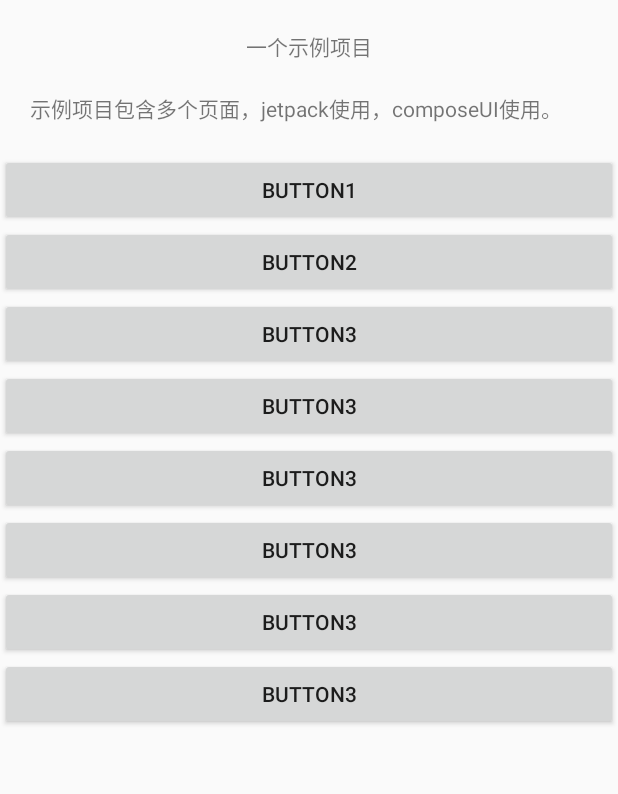
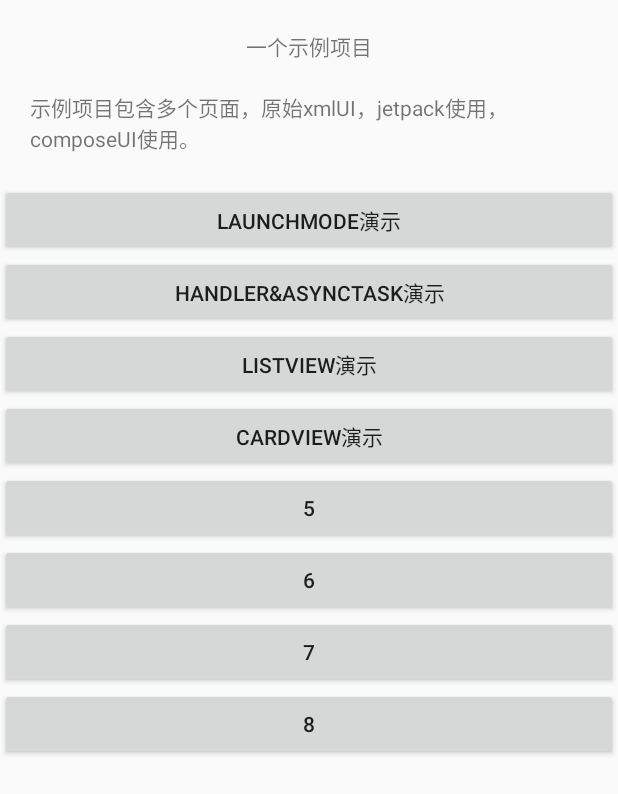
Before and after one commit to chriswoodcn/android-tutorial, an Android app built with Jetpack Compose: the layout layout_main.xml on its own in the app's theme, with its tools: preview values and no code run, on a phone screen of 412 x 824 dp. Shown: the top 794 px of the screen. Run offline under Robolectric (Android 15) with nearby library versions, the phone set to English and light mode, and no system bars.

Commit message:
[update] ListView CardView

```diff
--- a/app/build.gradle.kts
+++ b/app/build.gradle.kts
@@ -65,6 +65,7 @@ dependencies {
     implementation(libs.androidx.recyclerview)
     implementation(libs.androidx.appcompat)
     implementation(libs.androidx.constraintlayout)
+    implementation(libs.androidx.cardview)
     testImplementation(libs.junit)
     androidTestImplementation(libs.androidx.junit)
     androidTestImplementation(libs.androidx.espresso.core)
--- a/app/src/main/java/cn/chriswood/imooc/DownloadActivity.kt
+++ b/app/src/main/java/cn/chriswood/imooc/legacy/DownloadActivity.kt
@@ -1,4 +1,4 @@
-package cn.chriswood.imooc
+package cn.chriswood.imooc.legacy
 
 import android.app.Activity
 import android.os.AsyncTask
@@ -10,6 +10,7 @@ import android.view.View.OnClickListener
 import android.widget.Button
 import android.widget.ProgressBar
 import android.widget.TextView
+import cn.chriswood.imooc.R
 import java.io.File
 
 class DownloadActivity : Activity(), OnClickListener {
--- a/app/src/main/java/cn/chriswood/imooc/LaunchModeActivity.kt
+++ b/app/src/main/java/cn/chriswood/imooc/legacy/LaunchModeActivity.kt
@@ -1,6 +1,5 @@
-package cn.chriswood.imooc
+package cn.chriswood.imooc.legacy
 
-import android.app.Activity
 import android.app.AlertDialog
 import android.os.Bundle
 import android.view.Menu
@@ -10,6 +9,7 @@ import android.widget.Button
 import android.widget.PopupWindow
 import android.widget.Toast
 import androidx.fragment.app.FragmentActivity
+import cn.chriswood.imooc.R
 
 
 class LaunchModeActivity : FragmentActivity() {
--- a/app/src/main/java/cn/chriswood/imooc/ListViewActivity.kt
+++ b/app/src/main/java/cn/chriswood/imooc/legacy/ListViewActivity.kt
@@ -1,4 +1,4 @@
-package cn.chriswood.imooc
+package cn.chriswood.imooc.legacy
 
 import android.app.Activity
 import android.os.Bundle
@@ -8,6 +8,7 @@ import android.widget.BaseAdapter
 import android.widget.ImageView
 import android.widget.ListView
 import android.widget.TextView
+import cn.chriswood.imooc.R
 
 class ListViewActivity : Activity() {
     private val dataList: List<String>
--- a/app/src/main/res/layout/layout_main.xml
+++ b/app/src/main/res/layout/layout_main.xml
@@ -23,57 +23,63 @@
             android:layout_width="match_parent"
             android:layout_height="wrap_content"
             android:layout_margin="20dp"
-            android:text="@string/main_desc"
-            android:visibility="visible" />
+            android:text="@string/main_desc" />
 
         <Button
             android:id="@+id/button1"
             android:layout_width="match_parent"
             android:layout_height="wrap_content"
+            android:onClick="onClick"
             android:text="@string/main_button_1"
-            android:onClick="onClick"
             tools:ignore="UsingOnClickInXml" />
 
         <Button
             android:id="@+id/button2"
             android:layout_width="match_parent"
             android:layout_height="wrap_content"
+            android:onClick="onClick"
             android:text="@string/main_button_2" />
 
         <Button
             android:id="@+id/button3"
             android:layout_width="match_parent"
             android:layout_height="wrap_content"
+            android:onClick="onClick"
             android:text="@string/main_button_3" />
 
         <Button
             android:id="@+id/button4"
             android:layout_width="match_parent"
             android:layout_height="wrap_content"
-            android:text="@string/main_button_3" />
+            android:onClick="onClick"
+            android:text="@string/main_button_4" />
 
         <Button
             android:id="@+id/button5"
             android:layout_width="match_parent"
             android:layout_height="wrap_content"
-            android:text="@string/main_button_3" />
+            android:onClick="onClick"
+            android:text="@string/main_button_5" />
 
         <Button
             android:id="@+id/button6"
             android:layout_width="match_parent"
             android:layout_height="wrap_content"
-            android:text="@string/main_button_3" />
+            android:onClick="onClick"
+            android:text="@string/main_button_6" />
 
         <Button
             android:id="@+id/button7"
             android:layout_width="match_parent"
             android:layout_height="wrap_content"
-            android:text="@string/main_button_3" />
+            android:onClick="onClick"
+            android:text="@string/main_button_7" />
 
         <Button
             android:id="@+id/button8"
             android:layout_width="match_parent"
             android:layout_height="wrap_content"
-            android:text="@string/main_button_3" />
+            android:onClick="onClick"
+            android:text="@string/main_button_8" />
     </LinearLayout>
 </ScrollView>
--- a/app/src/main/res/values/strings.xml
+++ b/app/src/main/res/values/strings.xml
@@ -1,10 +1,18 @@
 <resources>
     <string name="app_name">Imooc</string>
     <string name="main_title">一个示例项目</string>
-    <string name="main_desc">示例项目包含多个页面，jetpack使用，composeUI使用。</string>
-    <string name="main_button_1">Button1</string>
-    <string name="main_button_2">Button2</string>
-    <string name="main_button_3">Button3</string>
+    <string name="main_desc">示例项目包含多个页面，原始xmlUI，jetpack使用，composeUI使用。</string>
+    <string name="main_button_1">LaunchMode演示</string>
+    <string name="main_button_2">Handler&amp;AsyncTask演示</string>
+    <string name="main_button_3">ListView演示</string>
+    <string name="main_button_4">CardView演示</string>
+    <string name="main_button_5">5</string>
+    <string name="main_button_6">6</string>
+    <string name="main_button_7">7</string>
+    <string name="main_button_8">8</string>
+    <string name="main_button_9">9</string>
+    <string name="main_button_10">10</string>
+    <string name="main_button_11">11</string>
     <string name="launch_mode_title">activity启动模式</string>
     <string name="launch_mode_back">返回</string>
     <string name="launch_mode_alert">alert dialog</string>
--- a/gradle/libs.versions.toml
+++ b/gradle/libs.versions.toml
@@ -14,6 +14,7 @@ activity_version = "1.9.0"
 compat_version = "1.7.0"
 appcompatVersion = "1.7.0"
 constraintlayoutVersion = "2.1.4"
+cardviewVersion = "1.0.0"
 
 [libraries]
 androidx-core-ktx = { group = "androidx.core", name = "core-ktx", version.ref = "coreKtx" }
@@ -36,6 +37,7 @@ androidx-fragment = { group = "androidx.fragment", name = "fragment", version.re
 androidx-recyclerview = { group = "androidx.recyclerview", name = "recyclerview", version.ref = "recyclerview" }
 androidx-appcompat = { group = "androidx.appcompat", name = "appcompat", version.ref = "appcompatVersion" }
 androidx-constraintlayout = { group = "androidx.constraintlayout", name = "constraintlayout", version.ref = "constraintlayoutVersion" }
+androidx-cardview = { group = "androidx.cardview", name = "cardview", version.ref = "cardviewVersion" }
 
 [plugins]
 android-application = { id = "com.android.application", version.ref = "agp" }
```
Also changed, not shown: app/src/main/AndroidManifest.xml (+20 -7 lines), app/src/main/java/cn/chriswood/imooc/MainActivity.kt (+13 -0 lines), app/src/main/java/cn/chriswood/imooc/legacy/CardViewActivity.kt (added, +15 -0 lines), app/src/main/java/cn/chriswood/imooc/legacy/SharePreferenceActivity.kt (added, +10 -0 lines), app/src/main/res/layout/layout_card_view.xml (added, +27 -0 lines), 1 other file.
